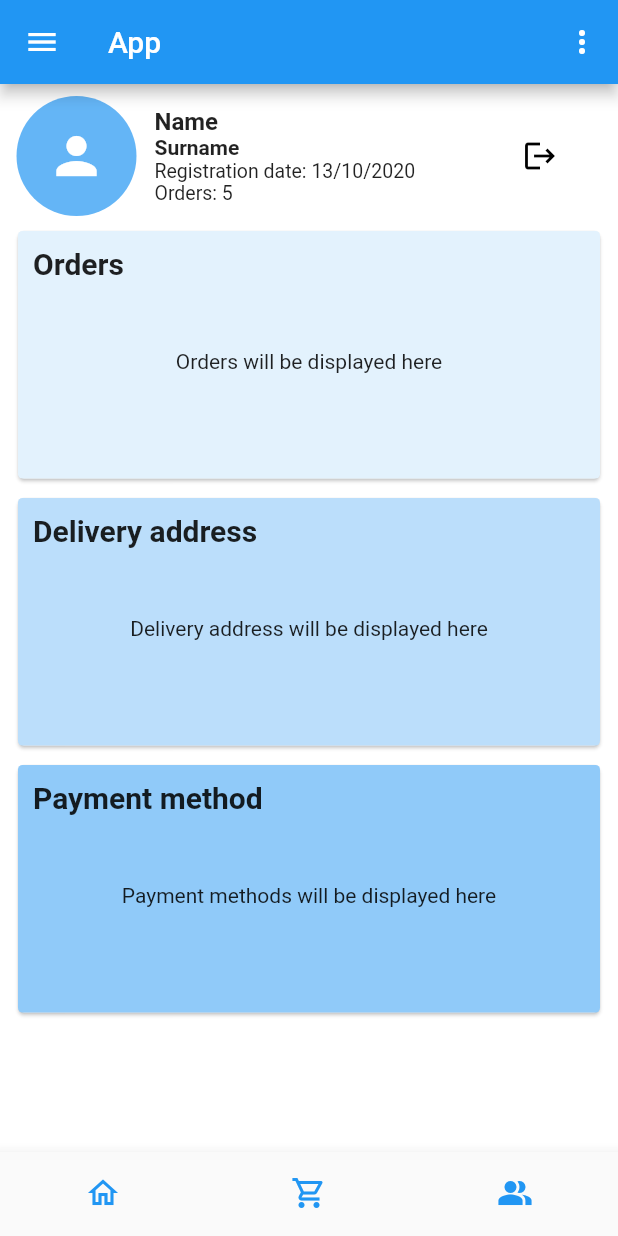
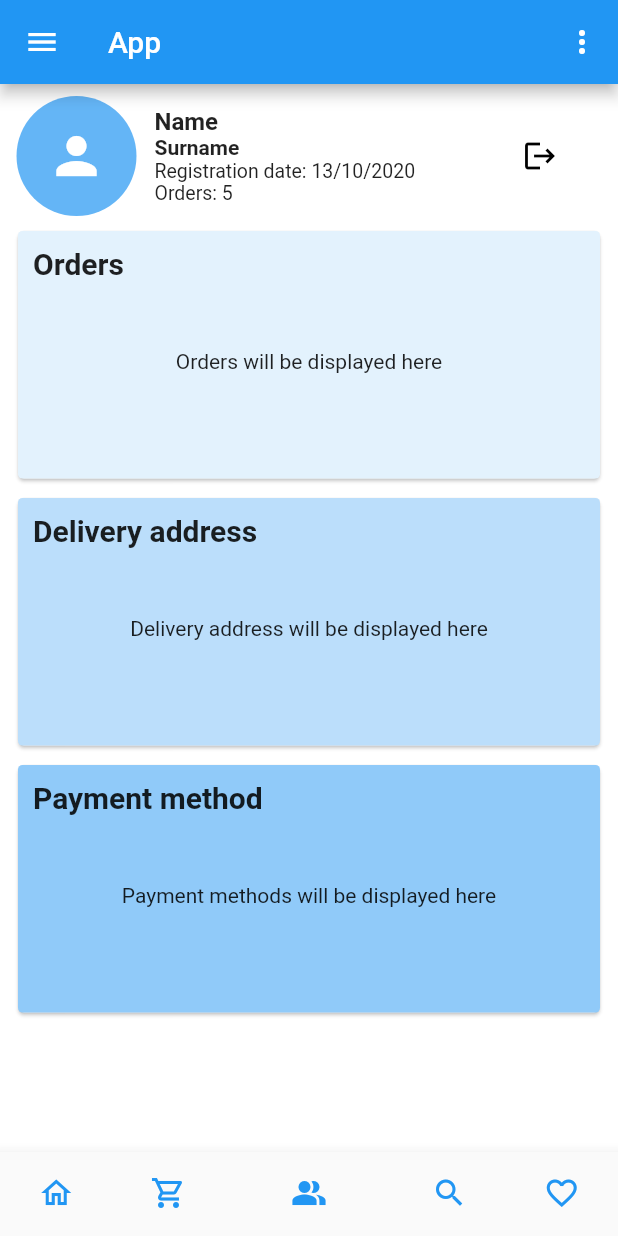
Before and after one commit to uizentrum/prestashop_app, a Flutter app: the BottomNavBar screen opened directly, item 3 of the bottom bar chosen, on a phone screen of 412 x 824 dp. Run offline on Flutter 3.47's test engine with Material 2 defaults, Android fonts, the phone set to English and light mode, and no system bars; network calls fail.

Commit message:
19_10_2020

```diff
--- a/lib/home_screen_1.dart
+++ b/lib/home_screen_1.dart
@@ -1,5 +1,7 @@
 import 'package:flutter/material.dart';
+import 'package:prestashop_app/fifth_screen.dart';
 import 'package:prestashop_app/first_screen.dart';
+import 'package:prestashop_app/fourth_screen.dart';
 import 'package:prestashop_app/second_screen.dart';
 import 'package:prestashop_app/settings_Screen.dart';
 import 'package:prestashop_app/third_screen.dart';
@@ -25,6 +27,8 @@ class _BottomNavBarState extends State<BottomNavBar> {
     FirstScreen(),
     SecondScreen(),
     ThirdScreen(),
+    FourthScreen(),
+    FifthScreen(),
   ];
 
   @override
@@ -175,6 +179,26 @@ class _BottomNavBarState extends State<BottomNavBar> {
               color: Colors.blue,
             ),
           ),
+          BottomNavigationBarItem(
+            icon: Icon(
+              Icons.search,
+              color: Colors.blue,
+            ),
+            title: Text('Search'),
+            activeIcon: Icon(Icons.saved_search,
+              color: Colors.blue,
+            ),
+          ),
+          BottomNavigationBarItem(
+            icon: Icon(
+              Icons.favorite_border,
+              color: Colors.blue,
+            ),
+            title: Text('Favorite'),
+            activeIcon: Icon(Icons.favorite,
+              color: Colors.blue,
+            ),
+          ),
         ],
         onTap: (index) {
           setState(() {
--- a/pubspec.yaml
+++ b/pubspec.yaml
@@ -23,7 +23,9 @@ environment:
 dependencies:
   flutter:
     sdk: flutter
-  flutter_bloc:
+  flutter_bloc: ^2.0.0
+  bloc: ^2.0.0
+
 
   # The following adds the Cupertino Icons font to your application.
   # Use with the CupertinoIcons class for iOS style icons.
```
Also changed, not shown: pubspec.lock.
